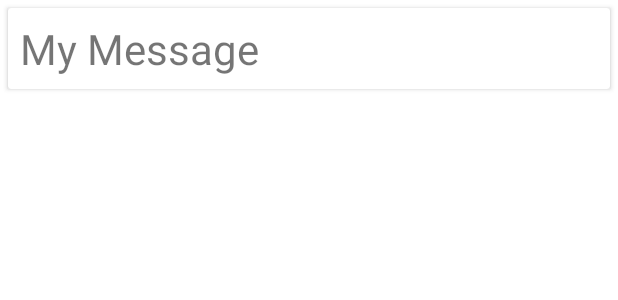
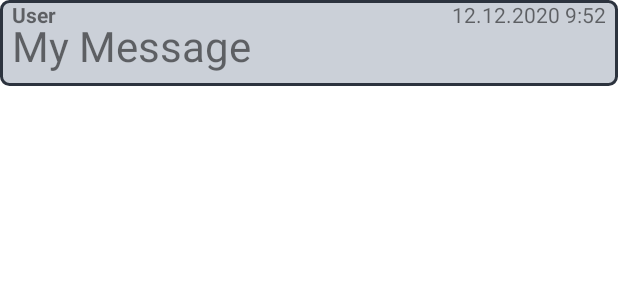
Before and after one commit to x3mator/CloudChat, an Android app: the layout item_message.xml on its own in the app's theme, with its tools: preview values and no code run, on a phone screen of 412 x 824 dp. Shown: the top 300 px of the screen. Run offline under Robolectric (Android 15) with nearby library versions, the phone set to English and light mode, and no system bars.

Commit message:
Закруглённые сообщения чата.

```diff
--- /dev/null
+++ b/app/src/main/res/drawable/item_message_bg.xml
@@ -0,0 +1,10 @@
+<?xml version="1.0" encoding="utf-8"?>
+<selector xmlns:android="http://schemas.android.com/apk/res/android">
+    <item>
+        <shape android:shape="rectangle">
+            <corners android:radius="5dip" />
+            <stroke android:width="2dip" android:color="#2C333E" />
+            <solid android:color="#cbd0d8" />
+        </shape>
+    </item>
+</selector>
--- a/app/src/main/res/layout/item_message.xml
+++ b/app/src/main/res/layout/item_message.xml
@@ -1,21 +1,37 @@
 <?xml version="1.0" encoding="utf-8"?>
 <RelativeLayout xmlns:android="http://schemas.android.com/apk/res/android"
     android:layout_width="match_parent"
-    android:layout_height="wrap_content">
+    android:layout_height="wrap_content"
+    android:background="@drawable/item_message_bg"
+    android:layout_marginBottom="1dp">
 
-    <androidx.cardview.widget.CardView
-        android:layout_width="match_parent"
+
+    <TextView
+        android:id="@+id/message_user"
+        android:layout_width="wrap_content"
         android:layout_height="wrap_content"
-        android:layout_margin="5dp"
-        android:padding="8dp">
+        android:layout_alignParentStart="true"
+        android:layout_alignParentTop="true"
+        android:paddingLeft="8dp"
+        android:text="User"
+        android:textStyle="normal|bold" />
 
-        <TextView
-            android:layout_width="match_parent"
-            android:layout_height="wrap_content"
-            android:id="@+id/message_item"
-            android:text="My Message"
-            android:textSize="28dp"
-            android:padding="8dp" />
+    <TextView
+        android:id="@+id/message_time"
+        android:layout_width="wrap_content"
+        android:layout_height="wrap_content"
+        android:layout_alignParentEnd="true"
+        android:paddingRight="8dp"
+        android:text="12.12.2020 9:52" />
 
-    </androidx.cardview.widget.CardView>
+    <TextView
+        android:id="@+id/message_item"
+        android:layout_width="wrap_content"
+        android:layout_height="wrap_content"
+        android:layout_marginTop="3dp"
+        android:padding="8dp"
+        android:text="My Message"
+        android:textSize="28dp" />
+
+
 </RelativeLayout>
```
